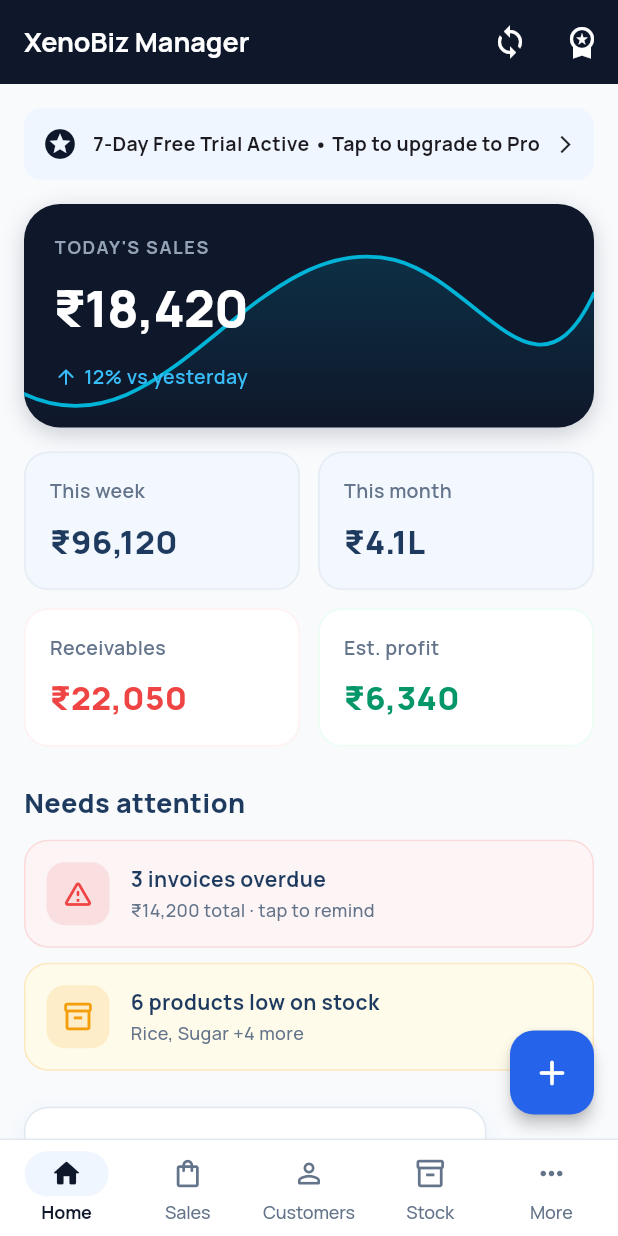
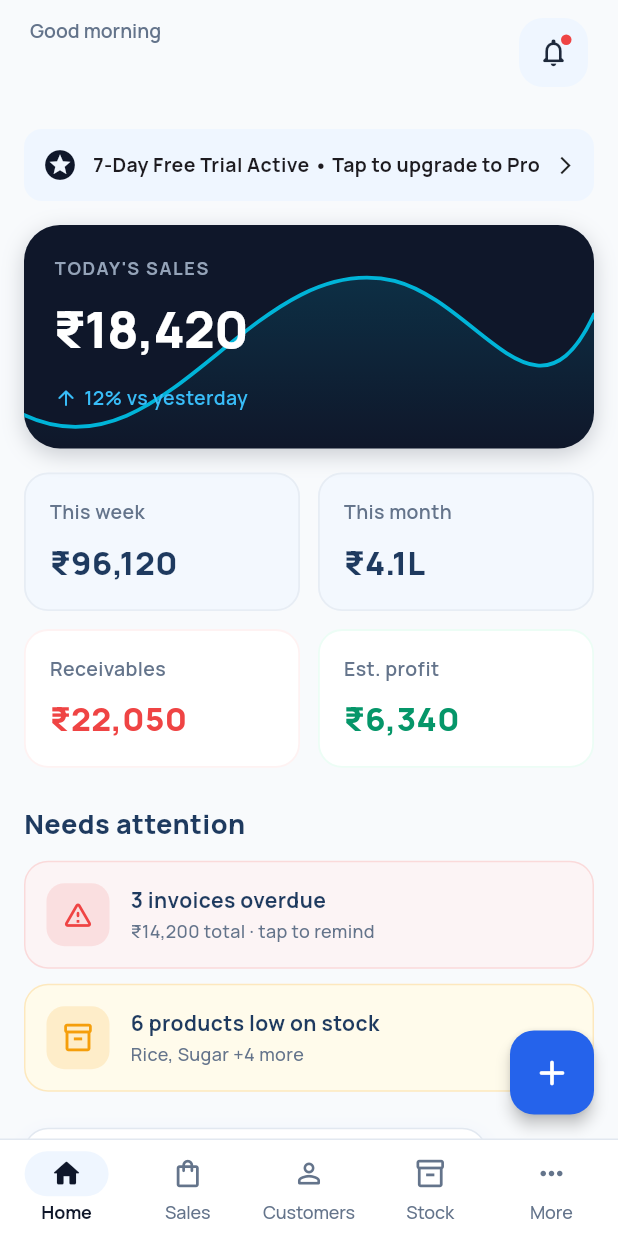
Before and after one commit to Xenotrix-Technologies/xenoBiz-flutter, a Flutter app: the DashboardPage screen opened by its route, on a phone screen of 412 x 824 dp. Run offline on Flutter 3.47's test engine with Material 3 defaults, Android fonts, the phone set to English and light mode, and no system bars; our stand-ins replace connectivity_plus, dio, equatable, flutter_bloc, flutter_secure_storage, get_it and 3 more; accounts and stored records are empty; network calls fail.

Commit message:
feat: implement dashboard page with financial summaries and navigation shortcuts

```diff
--- a/lib/presentation/dashboard/pages/dashboard_page.dart
+++ b/lib/presentation/dashboard/pages/dashboard_page.dart
@@ -1,12 +1,15 @@
 import 'package:flutter/material.dart';
 import 'package:flutter_bloc/flutter_bloc.dart';
 import 'package:go_router/go_router.dart';
+import '../../../application/bloc/auth_bloc.dart';
 import '../../../application/bloc/dashboard_bloc.dart';
+import '../../../application/di/injection.dart';
 import '../../../application/routing/route_names.dart';
 import '../../../const/colors.dart';
 import '../../../const/sizes.dart';
 import '../../../const/strings.dart';
 import '../../../domain/entities/invoice_entity.dart';
+import '../../../infrastructure/storage/hive_service.dart';
 import '../../widgets/app_card.dart';
 import '../../widgets/quick_actions_bottom_sheet.dart';
 import '../../widgets/status_chip.dart';
@@ -24,6 +27,39 @@ class _DashboardPageState extends State<DashboardPage> {
   void initState() {
     super.initState();
     context.read<DashboardBloc>().add(FetchDashboardDataEvent());
+  }
+
+  String _getGreeting() {
+    final hour = DateTime.now().hour;
+    if (hour >= 5 && hour < 12) {
+      return 'Good morning';
+    } else if (hour >= 12 && hour < 17) {
+      return 'Good afternoon';
+    } else {
+      return 'Good evening';
+    }
+  }
+
+  String _getBusinessName(BuildContext context) {
+    try {
+      final authState = context.watch<AuthBloc>().state;
+      if (authState is AuthenticatedState &&
+          authState.business != null &&
+          authState.business!.name.trim().isNotEmpty) {
+        return authState.business!.name.trim();
+      }
+    } catch (_) {}
+
+    try {
+      final hive = getIt<HiveService>();
+      final bizBox = hive.getBox(HiveService.boxBusiness);
+      final cached = bizBox.get('name')?.toString();
+      if (cached != null && cached.trim().isNotEmpty) {
+        return cached.trim();
+      }
+    } catch (_) {}
+
+    return '';
   }
 
   String _formatAmount(double amount) {
@@ -51,23 +87,77 @@ class _DashboardPageState extends State<DashboardPage> {
     return Scaffold(
       backgroundColor: AppColors.background,
       appBar: AppBar(
-        title: const Text(AppStrings.appName),
-        backgroundColor: AppColors.deepNavy,
+        backgroundColor: AppColors.background,
         elevation: 0,
+        scrolledUnderElevation: 0,
+        toolbarHeight: 70,
+        titleSpacing: 20,
+        automaticallyImplyLeading: false,
+        title: Column(
+          crossAxisAlignment: CrossAxisAlignment.start,
+          mainAxisAlignment: MainAxisAlignment.center,
+          children: [
+            Text(
+              _getGreeting(),
+              style: const TextStyle(
+                fontSize: 13,
+                fontWeight: FontWeight.w600,
+                color: AppColors.secondaryText,
+                height: 1.2,
+              ),
+            ),
+            const SizedBox(height: 3),
+            Text(
+              _getBusinessName(context),
+              style: const TextStyle(
+                fontSize: 20,
+                fontWeight: FontWeight.w800,
+                color: AppColors.darkBlueText,
+                letterSpacing: -0.4,
+                height: 1.2,
+              ),
+            ),
+          ],
+        ),
         actions: [
-          IconButton(
-            icon: const Icon(Icons.sync),
-            tooltip: 'Offline Sync Center',
-            onPressed: () {
-              context.push(RouteNames.offlineSync);
-            },
-          ),
-          IconButton(
-            icon: const Icon(Icons.workspace_premium),
-            tooltip: 'Subscription Entitlements',
-            onPressed: () {
-              context.push(RouteNames.subscription);
-            },
+          Padding(
+            padding: const EdgeInsets.only(right: 20.0),
+            child: InkWell(
+              onTap: () {
+                context.push(RouteNames.automatedReminders);
+              },
+              borderRadius: BorderRadius.circular(16),
+              child: Container(
+                width: 46,
+                height: 46,
+                decoration: BoxDecoration(
+                  color: AppColors.primaryContainer,
+                  borderRadius: BorderRadius.circular(16),
+                ),
+                child: Stack(
+                  alignment: Alignment.center,
+                  children: [
+                    const Icon(
+                      Icons.notifications_none_rounded,
+                      color: Color(0xFF1E293B),
+                      size: 22,
+                    ),
+                    Positioned(
+                      top: 11,
+                      right: 11,
+                      child: Container(
+                        width: 7,
+                        height: 7,
+                        decoration: const BoxDecoration(
+                          color: Color(0xFFEF4444),
+                          shape: BoxShape.circle,
+                        ),
+                      ),
+                    ),
+                  ],
+                ),
+              ),
+            ),
           ),
         ],
       ),
@@ -81,19 +171,25 @@ class _DashboardPageState extends State<DashboardPage> {
       body: BlocBuilder<DashboardBloc, DashboardState>(
         builder: (context, state) {
           if (state is DashboardLoadingState) {
-            return const LoadingState(message: 'Loading financial dashboard...');
+            return const LoadingState(
+                message: 'Loading financial dashboard...');
           }
           if (state is DashboardErrorState) {
             return ErrorState(
               message: state.message,
-              onRetry: () => context.read<DashboardBloc>().add(FetchDashboardDataEvent()),
+              onRetry: () =>
+                  context.read<DashboardBloc>().add(FetchDashboardDataEvent()),
             );
           }
           if (state is DashboardLoadedState) {
-            final todaySales = state.todaySales > 0 ? state.todaySales : 18420.0;
-            final weeklySales = state.weeklySales > 0 ? state.weeklySales : 96120.0;
-            final monthlySales = state.monthlySales > 0 ? state.monthlySales : 410000.0;
-            final receivables = state.totalReceivables > 0 ? state.totalReceivables : 22050.0;
+            final todaySales =
+                state.todaySales > 0 ? state.todaySales : 18420.0;
+            final weeklySales =
+                state.weeklySales > 0 ? state.weeklySales : 96120.0;
+            final monthlySales =
+                state.monthlySales > 0 ? state.monthlySales : 410000.0;
+            final receivables =
+                state.totalReceivables > 0 ? state.totalReceivables : 22050.0;
             final profit = state.netProfit > 0 ? state.netProfit : 6340.0;
 
             return RefreshIndicator(
@@ -113,7 +209,8 @@ class _DashboardPageState extends State<DashboardPage> {
                         padding: const EdgeInsets.all(12),
                         decoration: BoxDecoration(
                           color: AppColors.secondaryContainer,
-                          borderRadius: BorderRadius.circular(AppSizes.radiusMedium),
+                          borderRadius:
+                              BorderRadius.circular(AppSizes.radiusMedium),
                         ),
                         child: Row(
                           children: const [
@@ -122,7 +219,8 @@ class _DashboardPageState extends State<DashboardPage> {
                             Expanded(
                               child: Text(
                                 '7-Day Free Trial Active • Tap to upgrade to Pro',
-                                style: TextStyle(fontWeight: FontWeight.w700, fontSize: 13),
+                                style: TextStyle(
+                                    fontWeight: FontWeight.w700, fontSize: 13),
                               ),
                             ),
                             Icon(Icons.arrow_forward_ios, size: 14),
@@ -214,8 +312,10 @@ class _DashboardPageState extends State<DashboardPage> {
                             label: 'This week',
                             value: '₹${_formatAmount(weeklySales)}',
                             valueColor: AppColors.darkBlueText,
-                            backgroundColor: AppColors.blueTint.withValues(alpha: 0.6),
-                            borderColor: AppColors.border.withValues(alpha: 0.7),
+                            backgroundColor:
+                                AppColors.blueTint.withValues(alpha: 0.6),
+                            borderColor:
+                                AppColors.border.withValues(alpha: 0.7),
                           ),
                         ),
                         const SizedBox(width: 12),
@@ -224,8 +324,10 @@ class _DashboardPageState extends State<DashboardPage> {
                             label: 'This month',
                             value: '₹${_formatLakhsOrAmount(monthlySales)}',
                             valueColor: AppColors.darkBlueText,
-                            backgroundColor: AppColors.blueTint.withValues(alpha: 0.6),
-                            borderColor: AppColors.border.withValues(alpha: 0.7),
+                            backgroundColor:
+                                AppColors.blueTint.withValues(alpha: 0.6),
+                            borderColor:
+                                AppColors.border.withValues(alpha: 0.7),
                           ),
                         ),
                       ],
@@ -274,7 +376,8 @@ class _DashboardPageState extends State<DashboardPage> {
                       child: Container(
                         padding: const EdgeInsets.all(14),
                         decoration: BoxDecoration(
-                          color: AppColors.errorContainer.withValues(alpha: 0.7),
+                          color:
+                              AppColors.errorContainer.withValues(alpha: 0.7),
                           borderRadius: BorderRadius.circular(16),
                           border: Border.all(
                             color: AppColors.danger.withValues(alpha: 0.15),
@@ -345,7 +448,8 @@ class _DashboardPageState extends State<DashboardPage> {
                             Container(
                               padding: const EdgeInsets.all(10),
                               decoration: BoxDecoration(
-                                color: AppColors.warning.withValues(alpha: 0.15),
+                                color:
+                                    AppColors.warning.withValues(alpha: 0.15),
                                 borderRadius: BorderRadius.circular(12),
                               ),
                               child: const Icon(
@@ -394,7 +498,10 @@ class _DashboardPageState extends State<DashboardPage> {
                         children: [
                           const Text(
                             'Business Modules',
-                            style: TextStyle(fontSize: 15, fontWeight: FontWeight.w700, color: AppColors.primary),
+                            style: TextStyle(
+                                fontSize: 15,
+                                fontWeight: FontWeight.w700,
+                                color: AppColors.primary),
                           ),
                           const SizedBox(height: 12),
                           Wrap(
@@ -402,24 +509,29 @@ class _DashboardPageState extends State<DashboardPage> {
                             runSpacing: 8,
                             children: [
                               ActionChip(
-                                avatar: const Icon(Icons.local_shipping, size: 18),
+                                avatar:
+                                    const Icon(Icons.local_shipping, size: 18),
                                 label: const Text('Purchases'),
-                                onPressed: () => context.push(RouteNames.purchaseManagement),
+                                onPressed: () =>
+                                    context.push(RouteNames.purchaseManagement),
                               ),
                               ActionChip(
                                 avatar: const Icon(Icons.contacts, size: 18),
                                 label: const Text('Suppliers'),
-                                onPressed: () => context.push(RouteNames.supplierDirectory),
+                                onPressed: () =>
+                                    context.push(RouteNames.supplierDirectory),
                               ),
                               ActionChip(
                                 avatar: const Icon(Icons.leaderboard, size: 18),
                                 label: const Text('CRM Pipeline'),
-                                onPressed: () => context.push(RouteNames.leadPipeline),
+                                onPressed: () =>
+                                    context.push(RouteNames.leadPipeline),
                               ),
                               ActionChip(
                                 avatar: const Icon(Icons.alarm, size: 18),
                                 label: const Text('Reminders'),
-                                onPressed: () => context.push(RouteNames.automatedReminders),
+                                onPressed: () =>
+                                    context.push(RouteNames.automatedReminders),
                               ),
                             ],
                           ),
@@ -434,7 +546,10 @@ class _DashboardPageState extends State<DashboardPage> {
                       children: [
                         Text(
                           AppStrings.recentTransactions,
-                          style: const TextStyle(fontSize: 16, fontWeight: FontWeight.w800, color: AppColors.primary),
+                          style: const TextStyle(
+                              fontSize: 16,
+                              fontWeight: FontWeight.w800,
+                              color: AppColors.primary),
                         ),
                         TextButton(
                           onPressed: () => context.push(RouteNames.invoices),
@@ -458,9 +573,11 @@ class _DashboardPageState extends State<DashboardPage> {
                                 padding: const EdgeInsets.all(10),
                                 decoration: BoxDecoration(
                                   color: AppColors.surfaceContainerLow,
-                                  borderRadius: BorderRadius.circular(AppSizes.radiusMedium),
+                                  borderRadius: BorderRadius.circular(
+                                      AppSizes.radiusMedium),
                                 ),
-                                child: const Icon(Icons.description, color: AppColors.primary),
+                                child: const Icon(Icons.description,
+                                    color: AppColors.primary),
                               ),
                               const SizedBox(width: 12),
                               Expanded(
@@ -469,11 +586,15 @@ class _DashboardPageState extends State<DashboardPage> {
                                   children: [
                                     Text(
                                       inv.invoiceNumber,
-                                      style: const TextStyle(fontWeight: FontWeight.w700, fontSize: 14),
+                                      style: const TextStyle(
+                                          fontWeight: FontWeight.w700,
+                                          fontSize: 14),
                                     ),
                                     Text(
                                       inv.customerName,
-                                      style: const TextStyle(color: AppColors.outline, fontSize: 12),
+                                      style: const TextStyle(
+                                          color: AppColors.outline,
+                                          fontSize: 12),
                                     ),
                                   ],
                                 ),
@@ -483,12 +604,16 @@ class _DashboardPageState extends State<DashboardPage> {
                                 children: [
                                   Text(
                                     '₹${inv.grandTotal.toStringAsFixed(0)}',
-                                    style: const TextStyle(fontWeight: FontWeight.w800, fontSize: 15, color: AppColors.primary),
+                                    style: const TextStyle(
+                                        fontWeight: FontWeight.w800,
+                                        fontSize: 15,
+                                        color: AppColors.primary),
                                   ),
                                   const SizedBox(height: 4),
                                   inv.status == InvoiceStatus.paid
                                       ? StatusChip.paid()
-                                      : inv.status == InvoiceStatus.partiallyPaid
+                                      : inv.status ==
+                                              InvoiceStatus.partiallyPaid
                                           ? StatusChip.partiallyPaid()
                                           : StatusChip.unpaid(),
                                 ],
```
